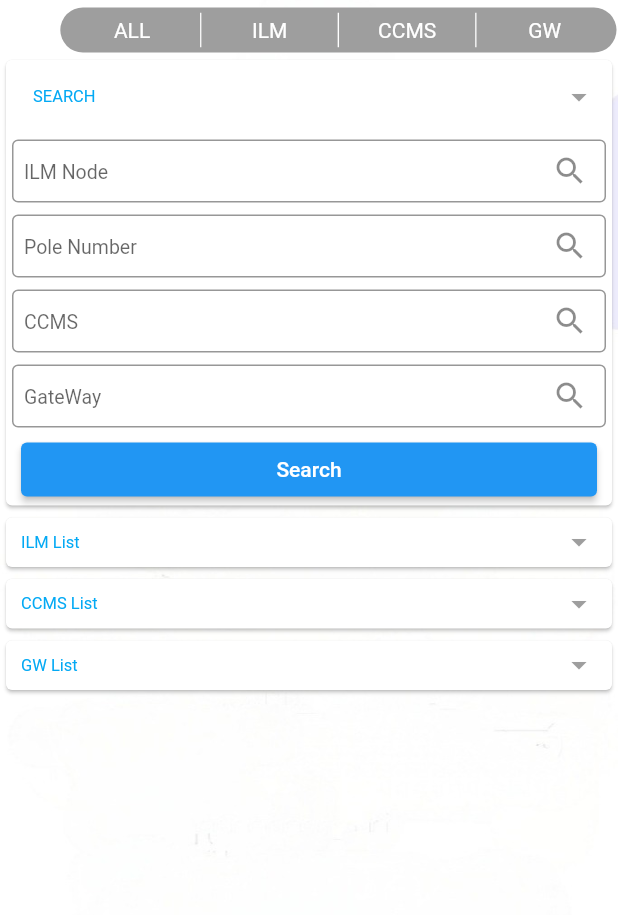
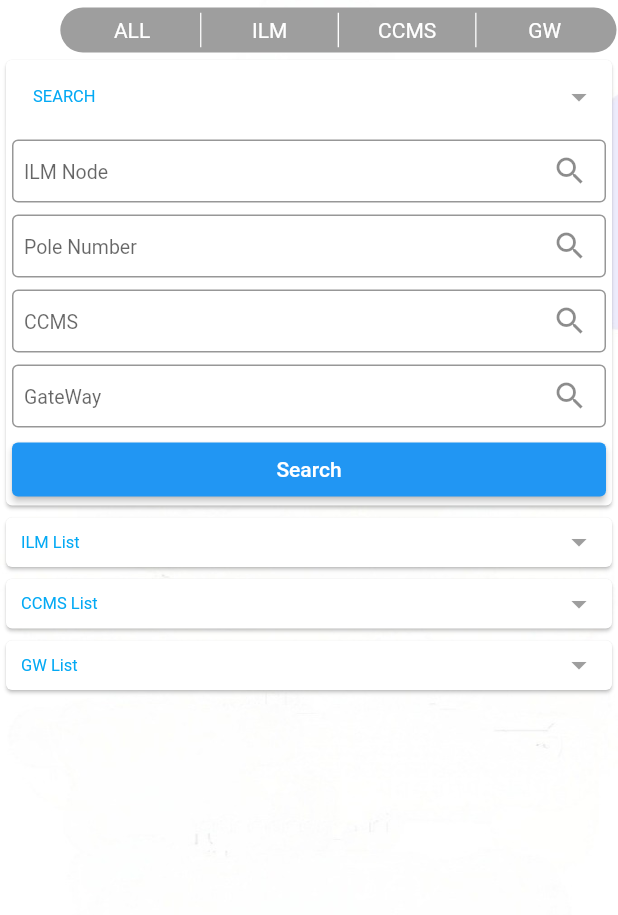
Before and after one commit to NarenDilip/luminator, a Flutter app: the device_list_screen screen opened directly, after a tap on the "arrow drop down" icon, on a phone screen of 412 x 824 dp, the part 135-1050 px from its top. Run offline on Flutter 3.47's test engine with Material 2 defaults, Android fonts, the phone set to English and light mode, and no system bars; our stand-ins replace connectivity, dio, email_validator, flutter_icons, flutter_secure_storage, fluttertoast and 3 more; missing offline and left inert: qr_code_scanner; accounts and stored records are empty.

Commit message:
Added device List

```diff
--- a/lib/src/ui/dashboard/device_list_screen.dart
+++ b/lib/src/ui/dashboard/device_list_screen.dart
@@ -253,6 +253,10 @@ class device_list_screen_state extends State<device_list_screen> {
                                 ],
                               )),
                         )),
+
+                   Expanded(child: SingleChildScrollView(
+                     child: Column(
+                       children: [
                          Card(
                            child: Column(
                              children: [
@@ -308,7 +312,7 @@ class device_list_screen_state extends State<device_list_screen> {
                                        Container(
                                            width: size.width,
                                            padding: const EdgeInsets.only(
-                                          left: 10, right: 10),
+                                               left: 4, right: 4),
                                            child: ElevatedButton(
                                              child: const Text("Search"),
                                              onPressed: () {},
@@ -402,6 +406,9 @@ class device_list_screen_state extends State<device_list_screen> {
                              ],
                            ),
                          ),
+                       ],
+                     ),
+                   ))
                   ],
                 )))));
   }
```
Lines whose indentation alone changed are shown as unchanged.
